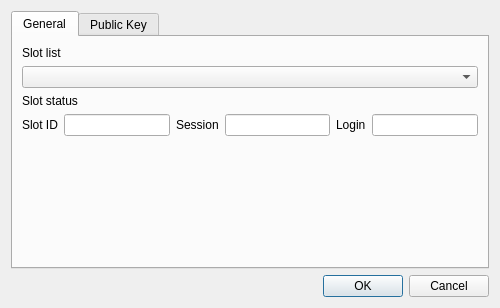
Before: the Qt Designer form HsmMan/create_ec_pub_key_dlg.ui in jykim74/CryptokiMan, drawn with Qt 5.
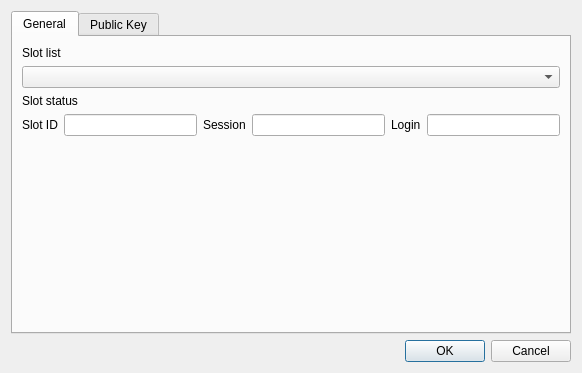
After: the same form once the commit is applied.

What changed in the file:
```diff
--- a/HsmMan/create_ec_pub_key_dlg.ui
+++ b/HsmMan/create_ec_pub_key_dlg.ui
@@ -6,8 +6,8 @@
    <rect>
     <x>0</x>
     <y>0</y>
-    <width>500</width>
-    <height>300</height>
+    <width>582</width>
+    <height>373</height>
    </rect>
   </property>
   <property name="windowTitle">
```
Left out of the diff: 2 changed lines with no effect on the pictures.
